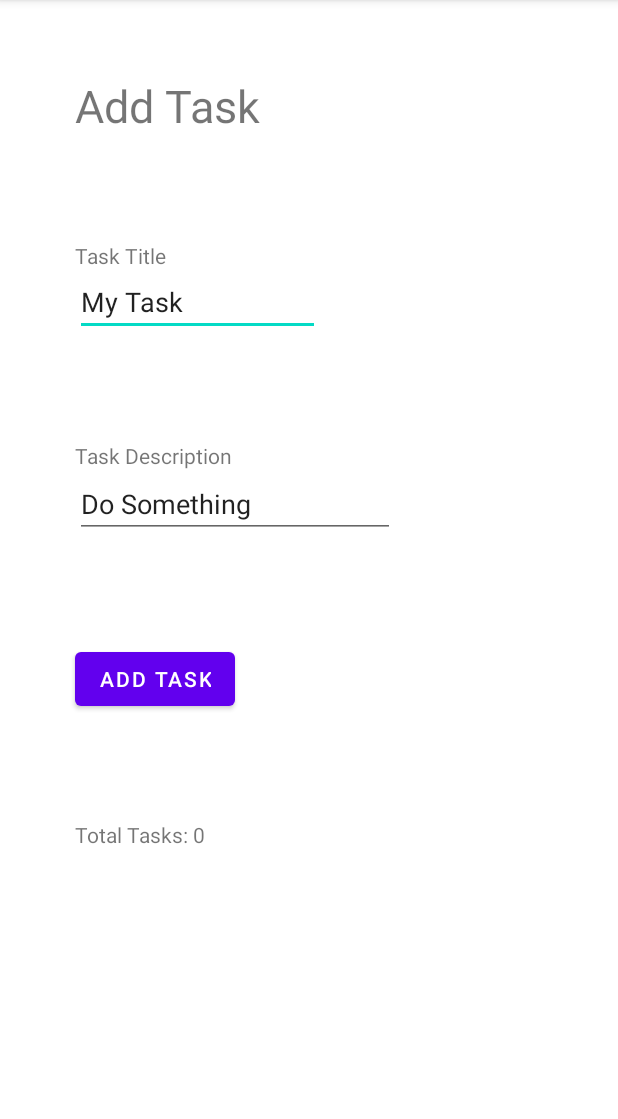
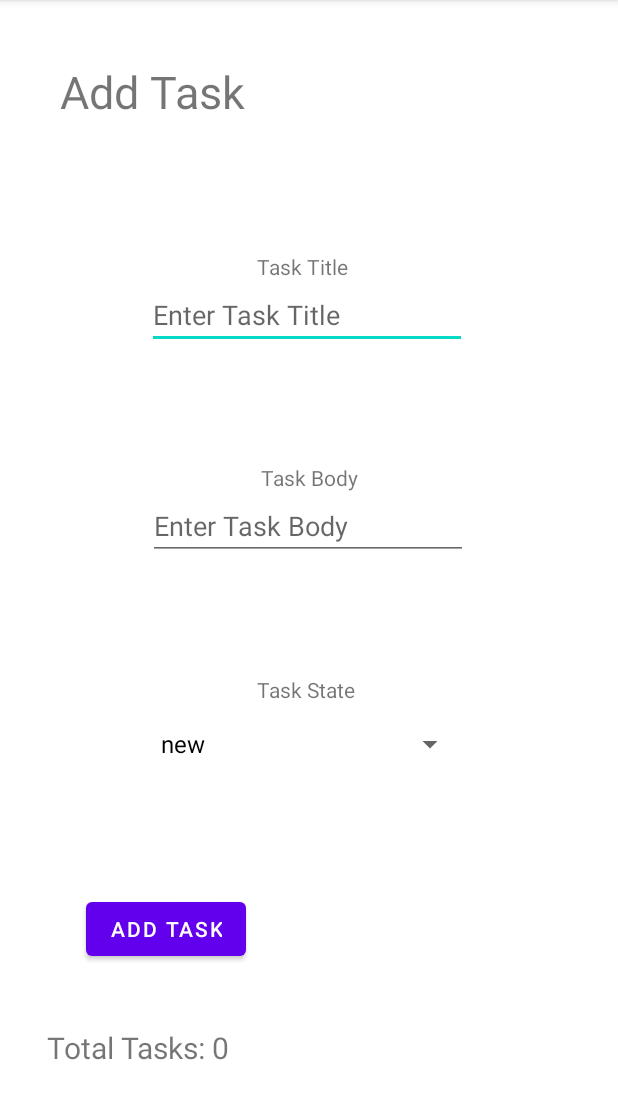
Before and after one commit to KhalilGhanem/taskmaster, an Android app: the screen it shows after launch (AddTask), after a tap on "ADD TASK", on a phone screen of 412 x 824 dp, the part 84-1203 px from its top. Run offline under Robolectric (Android 15) with nearby library versions, the phone set to English and light mode, and no system bars; our stand-ins replace Room's generated code.

Commit message:
lab29 done

```diff
--- a/app/build.gradle
+++ b/app/build.gradle
@@ -29,6 +29,9 @@ android {
 }
 
 dependencies {
+    def room_version = "2.3.0"
+    implementation "androidx.room:room-runtime:$room_version"
+    annotationProcessor "androidx.room:room-compiler:$room_version"
 
     implementation 'androidx.appcompat:appcompat:1.3.1'
     implementation 'com.google.android.material:material:1.4.0'
--- a/app/src/main/java/com/example/taskmaster/AddTask.java
+++ b/app/src/main/java/com/example/taskmaster/AddTask.java
@@ -1,19 +1,28 @@
 package com.example.taskmaster;
 
 import androidx.appcompat.app.AppCompatActivity;
+import androidx.room.Room;
 
+import android.content.Intent;
 import android.os.Bundle;
 import android.view.View;
+import android.widget.AdapterView;
+import android.widget.ArrayAdapter;
 import android.widget.Button;
+import android.widget.EditText;
+import android.widget.Spinner;
+import android.widget.TextView;
 import android.widget.Toast;
 
-public class AddTask extends AppCompatActivity {
+import java.util.List;
 
+public class AddTask extends AppCompatActivity implements AdapterView.OnItemSelectedListener {
+    AppDatabase appDatabase;
     @Override
     protected void onCreate(Bundle savedInstanceState) {
         super.onCreate(savedInstanceState);
         setContentView(R.layout.activity_add_task);
-        Button addTask=findViewById(R.id.button3);
+        Button addTask=findViewById(R.id.addTaskButton);
         addTask.setOnClickListener(new View.OnClickListener() {
             @Override
             public void onClick(View view) {
@@ -21,5 +30,50 @@ public class AddTask extends AppCompatActivity {
 
             }
         });
+        EditText taskTitle=findViewById(R.id.editTextTextPersonName);
+        EditText taskBody=findViewById(R.id.editTextTextPersonName2);
+
+        Spinner taskState=findViewById(R.id.taskspinner);
+        ArrayAdapter<CharSequence> taskStatesAdapter= ArrayAdapter.createFromResource(this,R.array.taskState,R.layout.support_simple_spinner_dropdown_item);
+        taskState.setAdapter(taskStatesAdapter);
+        taskState.setOnItemSelectedListener(this);
+
+
+        appDatabase =  Room.databaseBuilder(getApplicationContext(), AppDatabase.class, "task").allowMainThreadQueries().build();
+        TaskDao taskDao=appDatabase.taskDao();
+
+        List<Task>allTasks=appDatabase.taskDao().getAll();
+        String total="Total Tasks: ";
+        TextView totalTasks=findViewById(R.id.totalTasks);
+        totalTasks.setText(total+allTasks.size());
+
+
+
+        Button addTaskButton=findViewById(R.id.addTaskButton);
+        addTaskButton.setOnClickListener(view -> {
+            Task newTask=new Task(taskTitle.getText().toString(),taskBody.getText().toString(),taskState.getSelectedItem().toString());
+            taskDao.insertAll(newTask);
+
+
+            Intent goToHome=new Intent(this,MainActivity.class);
+            startActivity(goToHome);
+        });
+    }
+
+    @Override
+    protected void onResume() {
+        super.onResume();
+
+
+    }
+
+    @Override
+    public void onItemSelected(AdapterView<?> adapterView, View view, int i, long l) {
+
+    }
+
+    @Override
+    public void onNothingSelected(AdapterView<?> adapterView) {
+
     }
 }
--- /dev/null
+++ b/app/src/main/java/com/example/taskmaster/AppDatabase.java
@@ -0,0 +1,9 @@
+package com.example.taskmaster;
+
+import androidx.room.Database;
+import androidx.room.RoomDatabase;
+
+@Database(entities = {Task.class},version = 1)
+public abstract class AppDatabase extends RoomDatabase {
+    public abstract TaskDao taskDao();
+}
--- a/app/src/main/java/com/example/taskmaster/MainActivity.java
+++ b/app/src/main/java/com/example/taskmaster/MainActivity.java
@@ -3,6 +3,7 @@ package com.example.taskmaster;
 import androidx.appcompat.app.AppCompatActivity;
 import androidx.recyclerview.widget.LinearLayoutManager;
 import androidx.recyclerview.widget.RecyclerView;
+import androidx.room.Room;
 
 import android.content.Intent;
 import android.content.SharedPreferences;
@@ -17,7 +18,7 @@ import java.util.ArrayList;
 import java.util.List;
 
 public class MainActivity extends AppCompatActivity {
-
+    AppDatabase appDatabase;
     @Override
     protected void onCreate(Bundle savedInstanceState) {
         super.onCreate(savedInstanceState);
@@ -55,49 +56,56 @@ public class MainActivity extends AppCompatActivity {
     @Override
     protected void onStart() {
         super.onStart();
-        Toast.makeText(getApplicationContext(),"onStart..!",Toast.LENGTH_LONG).show();
+//        Toast.makeText(getApplicationContext(),"onStart..!",Toast.LENGTH_LONG).show();
 
     }
 
     @Override
     protected void onResume() {
         super.onResume();
-        Toast.makeText(getApplicationContext(),"onResume..!",Toast.LENGTH_LONG).show();
+        appDatabase =  Room.databaseBuilder(getApplicationContext(), AppDatabase.class, "task").allowMainThreadQueries().build();
+        List<Task>allTasks=appDatabase.taskDao().getAll();
+
+        RecyclerView recyclerView=findViewById(R.id.TasksListRecyclerView);
+        recyclerView.setLayoutManager(new LinearLayoutManager(this));
+        recyclerView.setAdapter(new TaskAdapter(allTasks,this));
+
+//        Toast.makeText(getApplicationContext(),"onResume..!",Toast.LENGTH_LONG).show();
 
         // Task 1
-        Button dCC=findViewById(R.id.DoCCButton);
-        String task1=dCC.getText().toString();
-        dCC.setOnClickListener(new View.OnClickListener() {
-            @Override
-            public void onClick(View view) {
-
-                Intent goToTaskDetail=new Intent(MainActivity.this,TaskDetail.class);
-                goToTaskDetail.putExtra("task",task1);
-                startActivity(goToTaskDetail);
-            }
-        });
+//        Button dCC=findViewById(R.id.DoCCButton);
+//        String task1=dCC.getText().toString();
+//        dCC.setOnClickListener(new View.OnClickListener() {
+//            @Override
+//            public void onClick(View view) {
+//
+//                Intent goToTaskDetail=new Intent(MainActivity.this,TaskDetail.class);
+//                goToTaskDetail.putExtra("task",task1);
+//                startActivity(goToTaskDetail);
+//            }
+//        });
         // Task 2
-        Button addReadme=findViewById(R.id.AddReadmeButton);
-        String task2=addReadme.getText().toString();
-        addReadme.setOnClickListener(new View.OnClickListener() {
-            @Override
-            public void onClick(View view) {
-                Intent goToTaskDetail=new Intent(MainActivity.this,TaskDetail.class);
-                goToTaskDetail.putExtra("task",task2);
-                startActivity(goToTaskDetail);
-            }
-        });
+//        Button addReadme=findViewById(R.id.AddReadmeButton);
+//        String task2=addReadme.getText().toString();
+//        addReadme.setOnClickListener(new View.OnClickListener() {
+//            @Override
+//            public void onClick(View view) {
+//                Intent goToTaskDetail=new Intent(MainActivity.this,TaskDetail.class);
+//                goToTaskDetail.putExtra("task",task2);
+//                startActivity(goToTaskDetail);
+//            }
+//        });
         // Task 3
-        Button sleep=findViewById(R.id.SleepButton);
-        String task3=sleep.getText().toString();
-        sleep.setOnClickListener(new View.OnClickListener() {
-            @Override
-            public void onClick(View view) {
-                Intent goToTaskDetail=new Intent(MainActivity.this,TaskDetail.class);
-                goToTaskDetail.putExtra("task",task3);
-                startActivity(goToTaskDetail);
-            }
-        });
+//        Button sleep=findViewById(R.id.SleepButton);
+//        String task3=sleep.getText().toString();
+//        sleep.setOnClickListener(new View.OnClickListener() {
+//            @Override
+//            public void onClick(View view) {
+//                Intent goToTaskDetail=new Intent(MainActivity.this,TaskDetail.class);
+//                goToTaskDetail.putExtra("task",task3);
+//                startActivity(goToTaskDetail);
+//            }
+//        });
         // SettingsButton
         Button SettingButton=findViewById(R.id.SettingsButton);
         SettingButton.setOnClickListener(new View.OnClickListener() {
@@ -121,21 +129,21 @@ public class MainActivity extends AppCompatActivity {
     @Override
     protected void onPause() {
         super.onPause();
-        Toast.makeText(getApplicationContext(),"onPause..!",Toast.LENGTH_LONG).show();
+//        Toast.makeText(getApplicationContext(),"onPause..!",Toast.LENGTH_LONG).show();
 
     }
 
     @Override
     protected void onStop() {
         super.onStop();
-        Toast.makeText(getApplicationContext(),"onStop..!",Toast.LENGTH_LONG).show();
+//        Toast.makeText(getApplicationContext(),"onStop..!",Toast.LENGTH_LONG).show();
 
     }
 
     @Override
     protected void onRestart() {
         super.onRestart();
-        Toast.makeText(getApplicationContext(),"onRestart..!",Toast.LENGTH_LONG).show();
+//        Toast.makeText(getApplicationContext(),"onRestart..!",Toast.LENGTH_LONG).show();
 
     }
 
--- a/app/src/main/java/com/example/taskmaster/Task.java
+++ b/app/src/main/java/com/example/taskmaster/Task.java
@@ -1,7 +1,23 @@
 package com.example.taskmaster;
 
+import androidx.room.ColumnInfo;
+import androidx.room.Entity;
+import androidx.room.PrimaryKey;
+
+@Entity
 public class Task {
-    public String title,body,state ;
+    @PrimaryKey (autoGenerate = true)
+    public int id;
+
+    @ColumnInfo(name = "task_title")
+    public String title;
+
+    @ColumnInfo(name = "task_body")
+    public String body;
+
+    @ColumnInfo(name = "task_state")
+    public String state;
+
 
     public Task(String title, String body, String state) {
         this.title = title;
--- a/app/src/main/java/com/example/taskmaster/TaskAdapter.java
+++ b/app/src/main/java/com/example/taskmaster/TaskAdapter.java
@@ -50,11 +50,11 @@ public class TaskAdapter extends RecyclerView.Adapter<TaskAdapter.TaskViewHolder
        holder.task=allTasks.get(position);
 
          TextView taskTitle=holder.itemView.findViewById(R.id.taskTitleInFragment);
-         TextView taskBody=holder.itemView.findViewById(R.id.taskBodyInFragment);
+//         TextView taskBody=holder.itemView.findViewById(R.id.taskBodyInFragment);
          TextView taskState=holder.itemView.findViewById(R.id.taskStateInFragment);
 
          taskTitle.setText(holder.task.title);
-         taskBody.setText(holder.task.body);
+//         taskBody.setText(holder.task.body);
          taskState.setText(holder.task.state);
 
          holder.itemView.setOnClickListener(new View.OnClickListener() {
--- /dev/null
+++ b/app/src/main/java/com/example/taskmaster/TaskDao.java
@@ -0,0 +1,20 @@
+package com.example.taskmaster;
+
+import androidx.room.Dao;
+import androidx.room.Delete;
+import androidx.room.Insert;
+import androidx.room.Query;
+
+import java.util.List;
+@Dao
+public interface TaskDao {
+
+    @Query("SELECT * FROM task")
+    List<Task> getAll();
+
+    @Insert
+    void insertAll(Task... tasks);
+
+    @Delete
+    void delete(Task task);
+}
--- a/app/src/main/res/layout/activity_add_task.xml
+++ b/app/src/main/res/layout/activity_add_task.xml
@@ -10,72 +10,112 @@
         android:id="@+id/textView2"
         android:layout_width="wrap_content"
         android:layout_height="wrap_content"
-        android:layout_marginStart="50dp"
-        android:layout_marginTop="50dp"
         android:text="Add Task"
         android:textSize="30sp"
+        app:layout_constraintBottom_toBottomOf="parent"
+        app:layout_constraintEnd_toEndOf="parent"
+        app:layout_constraintHorizontal_bias="0.139"
         app:layout_constraintStart_toStartOf="parent"
-        app:layout_constraintTop_toTopOf="parent" />
+        app:layout_constraintTop_toTopOf="parent"
+        app:layout_constraintVertical_bias="0.056" />
 
     <TextView
         android:id="@+id/textView3"
         android:layout_width="wrap_content"
         android:layout_height="wrap_content"
-        android:layout_marginStart="50dp"
-        android:layout_marginTop="70dp"
         android:text="Task Title"
+        app:layout_constraintBottom_toBottomOf="parent"
+        app:layout_constraintEnd_toEndOf="parent"
+        app:layout_constraintHorizontal_bias="0.488"
         app:layout_constraintStart_toStartOf="parent"
-        app:layout_constraintTop_toBottomOf="@+id/textView2" />
+        app:layout_constraintTop_toTopOf="parent"
+        app:layout_constraintVertical_bias="0.224" />
 
     <EditText
         android:id="@+id/editTextTextPersonName"
-        android:layout_width="163dp"
-        android:layout_height="44dp"
-        android:layout_marginStart="50dp"
+        android:layout_width="wrap_content"
+        android:layout_height="wrap_content"
         android:ems="10"
+        android:hint="Enter Task Title"
         android:inputType="textPersonName"
-        android:text="My Task"
+        app:layout_constraintBottom_toBottomOf="parent"
+        app:layout_constraintEnd_toEndOf="parent"
+        app:layout_constraintHorizontal_bias="0.492"
         app:layout_constraintStart_toStartOf="parent"
-        app:layout_constraintTop_toBottomOf="@+id/textView3" />
+        app:layout_constraintTop_toBottomOf="@+id/textView3"
+        app:layout_constraintVertical_bias="0.0" />
 
     <TextView
         android:id="@+id/textView4"
         android:layout_width="wrap_content"
         android:layout_height="wrap_content"
-        android:layout_marginStart="50dp"
-        android:layout_marginTop="70dp"
-        android:text="Task Description"
+        android:text="Task Body"
+        app:layout_constraintBottom_toBottomOf="parent"
+        app:layout_constraintEnd_toEndOf="parent"
         app:layout_constraintStart_toStartOf="parent"
-        app:layout_constraintTop_toBottomOf="@+id/editTextTextPersonName" />
+        app:layout_constraintTop_toBottomOf="@+id/editTextTextPersonName"
+        app:layout_constraintVertical_bias="0.147" />
 
     <EditText
         android:id="@+id/editTextTextPersonName2"
         android:layout_width="wrap_content"
         android:layout_height="wrap_content"
-        android:layout_marginStart="50dp"
         android:ems="10"
+        android:hint="Enter Task Body"
         android:inputType="textPersonName"
-        android:text="Do Something"
+        app:layout_constraintBottom_toBottomOf="parent"
+        app:layout_constraintEnd_toEndOf="parent"
+        app:layout_constraintHorizontal_bias="0.497"
         app:layout_constraintStart_toStartOf="parent"
-        app:layout_constraintTop_toBottomOf="@+id/textView4" />
+        app:layout_constraintTop_toBottomOf="@+id/textView4"
+        app:layout_constraintVertical_bias="0.0" />
 
     <Button
-        android:id="@+id/button3"
+        android:id="@+id/addTaskButton"
         android:layout_width="wrap_content"
         android:layout_height="wrap_content"
-        android:layout_marginStart="50dp"
-        android:layout_marginTop="70dp"
         android:text="Add Task"
+        app:layout_constraintBottom_toBottomOf="parent"
+        app:layout_constraintEnd_toEndOf="parent"
+        app:layout_constraintHorizontal_bias="0.188"
         app:layout_constraintStart_toStartOf="parent"
-        app:layout_constraintTop_toBottomOf="@+id/editTextTextPersonName2" />
+        app:layout_constraintTop_toTopOf="parent"
+        app:layout_constraintVertical_bias="0.827" />
+
+    <TextView
+        android:id="@+id/totalTasks"
+        android:layout_width="wrap_content"
+        android:layout_height="wrap_content"
+        android:text="Total Tasks: 0"
+        android:textSize="20sp"
+        app:layout_constraintBottom_toBottomOf="parent"
+        app:layout_constraintEnd_toEndOf="parent"
+        app:layout_constraintHorizontal_bias="0.108"
+        app:layout_constraintStart_toStartOf="parent"
+        app:layout_constraintTop_toBottomOf="@+id/addTaskButton"
+        app:layout_constraintVertical_bias="0.423" />
+
+    <Spinner
+        android:id="@+id/taskspinner"
+        android:layout_width="211dp"
+        android:layout_height="54dp"
+        app:layout_constraintBottom_toTopOf="@+id/addTaskButton"
+        app:layout_constraintEnd_toEndOf="parent"
+        app:layout_constraintHorizontal_bias="0.495"
+        app:layout_constraintStart_toStartOf="parent"
+        app:layout_constraintTop_toBottomOf="@+id/textView5"
+        app:layout_constraintVertical_bias="0.0" />
 
     <TextView
         android:id="@+id/textView5"
         android:layout_width="wrap_content"
         android:layout_height="wrap_content"
-        android:layout_marginStart="50dp"
-        android:layout_marginTop="70dp"
-        android:text="Total Tasks: 0"
+        android:text="Task State"
+        app:layout_constraintBottom_toBottomOf="parent"
+        app:layout_constraintEnd_toEndOf="parent"
+        app:layout_constraintHorizontal_bias="0.495"
         app:layout_constraintStart_toStartOf="parent"
-        app:layout_constraintTop_toBottomOf="@+id/button3" />
+        app:layout_constraintTop_toBottomOf="@+id/editTextTextPersonName2"
+        app:layout_constraintVertical_bias="0.205" />
+
 </androidx.constraintlayout.widget.ConstraintLayout>
--- a/app/src/main/res/values/strings.xml
+++ b/app/src/main/res/values/strings.xml
@@ -2,4 +2,11 @@
     <string name="app_name">taskmaster</string>
     <!-- TODO: Remove or change this placeholder text -->
     <string name="hello_blank_fragment">Hello blank fragment</string>
+
+    <string-array name="taskState">
+        <item>new</item>
+        <item>assigned</item>
+        <item>in progress</item>
+        <item>complete</item>
+    </string-array>
 </resources>
```
Also changed, not shown: app/src/main/java/com/example/taskmaster/TaskDetail.java (+5 -9 lines), app/src/main/res/layout/activity_main.xml (+7 -43 lines), app/src/main/res/layout/fragment_task.xml (+6 -15 lines), 4 other files.
